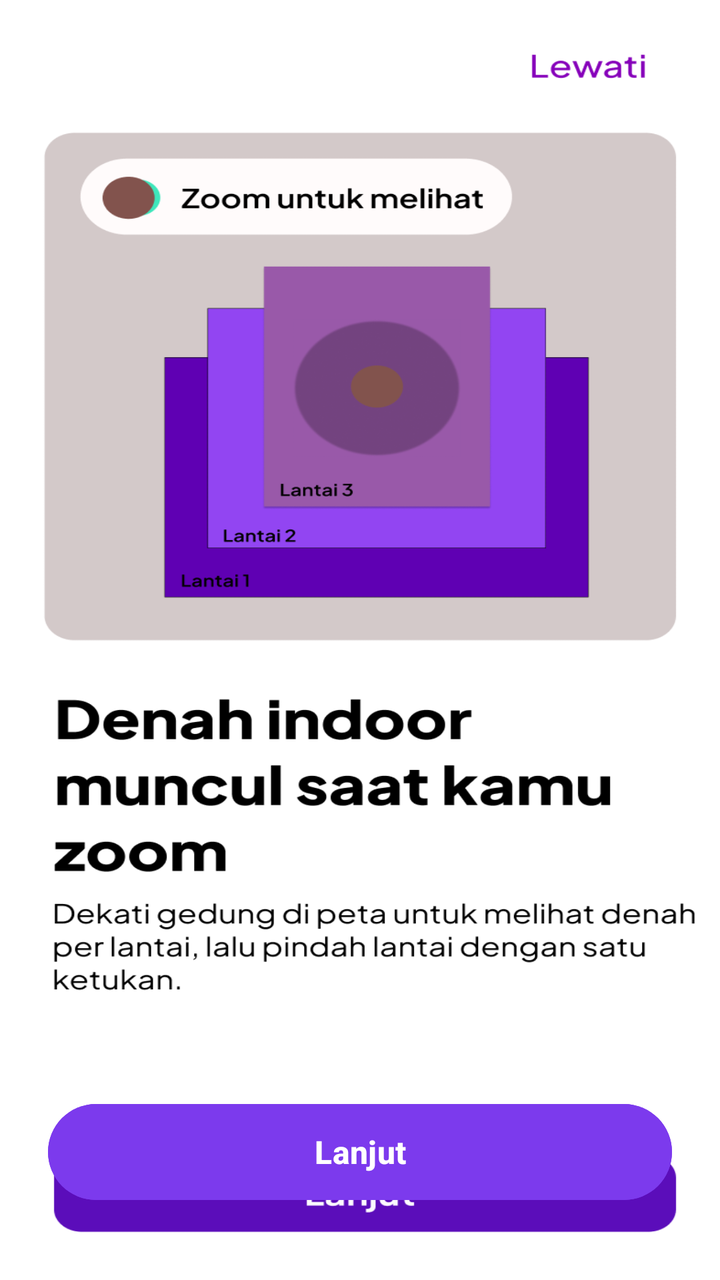
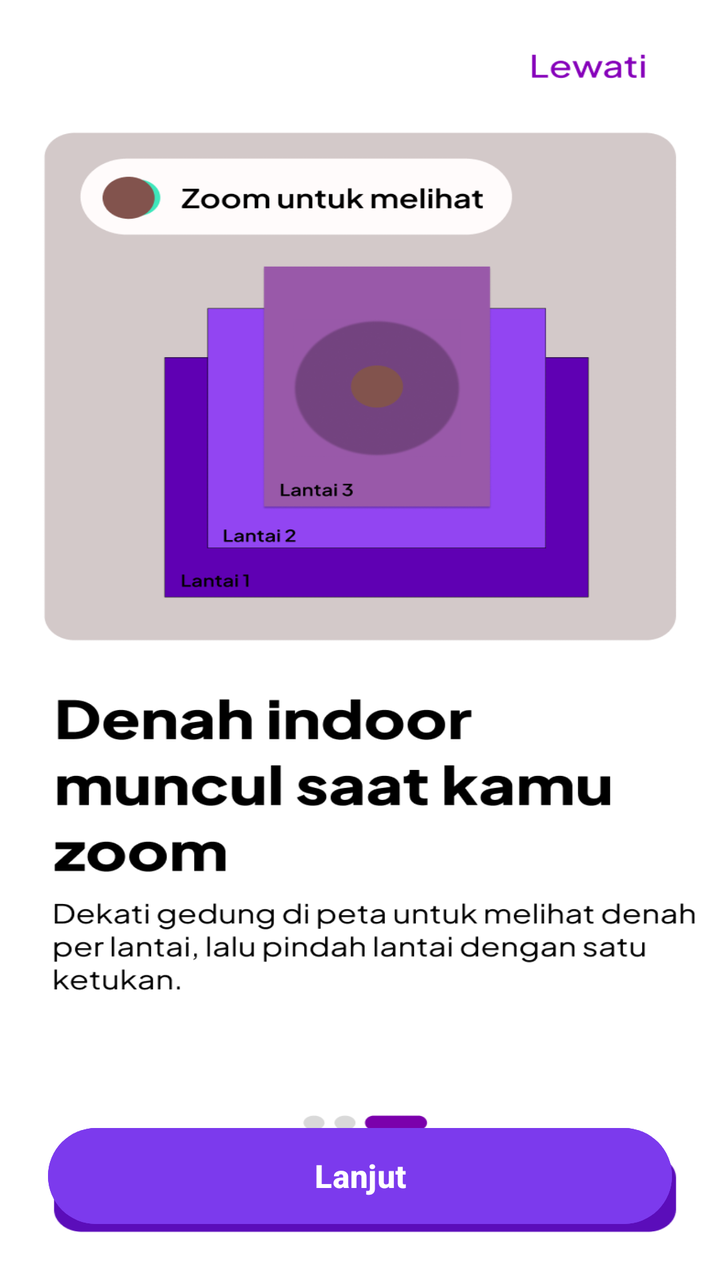

An Android layout rendered at two revisions. The XML below is the earlier revision; the diff shows what the commit changed to produce the second picture.
<!-- AndroidManifest.xml: application theme Theme.FestNav -->
<!-- res/layout/activity_denah_indoor.xml -->
<?xml version="1.0" encoding="utf-8"?>
<androidx.constraintlayout.widget.ConstraintLayout
    xmlns:android="http://schemas.android.com/apk/res/android"
    xmlns:app="http://schemas.android.com/apk/res-auto"
    xmlns:tools="http://schemas.android.com/tools"
    android:layout_width="match_parent"
    android:layout_height="match_parent"
    tools:context=".DenahIndoor">

    <ImageView
        android:id="@+id/imgBackgroundDenah"
        android:layout_width="0dp"
        android:layout_height="0dp"
        android:scaleType="fitXY"
        android:src="@drawable/denah_indoor"
        app:layout_constraintTop_toTopOf="parent"
        app:layout_constraintBottom_toBottomOf="parent"
        app:layout_constraintStart_toStartOf="parent"
        app:layout_constraintEnd_toEndOf="parent" />

    <Button
        android:id="@+id/btnLanjutDenah"
        android:layout_width="0dp"
        android:layout_height="56dp"
        android:layout_marginStart="24dp"
        android:layout_marginEnd="24dp"
        android:layout_marginBottom="36dp"
        android:backgroundTint="#7C3AED"
        android:text="Lanjut"
        android:textColor="#FFFFFF"
        android:textSize="16sp"
        android:textStyle="bold"
        app:layout_constraintBottom_toBottomOf="parent"
        app:layout_constraintStart_toStartOf="parent"
        app:layout_constraintEnd_toEndOf="parent" />

</androidx.constraintlayout.widget.ConstraintLayout>
<!-- resources referenced by this layout -->
<resources>
  <!-- drawable denah_indoor: png bitmap (drawable, 71798 bytes) -->
  <style name="Theme.FestNav" parent="Base.Theme.FestNav" />
  <style name="Base.Theme.FestNav" parent="Theme.Material3.DayNight.NoActionBar">
          
          
      </style>
</resources>

<!-- the commit's change to res/layout/activity_denah_indoor.xml (unified diff, before → after) -->
@@ -24,14 +24,15 @@
         android:layout_height="56dp"
         android:layout_marginStart="24dp"
         android:layout_marginEnd="24dp"
-        android:layout_marginBottom="36dp"
+        android:layout_marginBottom="24dp"
         android:backgroundTint="#7C3AED"
         android:text="Lanjut"
         android:textColor="#FFFFFF"
         android:textSize="16sp"
         android:textStyle="bold"
         app:layout_constraintBottom_toBottomOf="parent"
-        app:layout_constraintStart_toStartOf="parent"
-        app:layout_constraintEnd_toEndOf="parent" />
+        app:layout_constraintEnd_toEndOf="parent"
+        app:layout_constraintHorizontal_bias="0.0"
+        app:layout_constraintStart_toStartOf="parent" />
 
 </androidx.constraintlayout.widget.ConstraintLayout>
